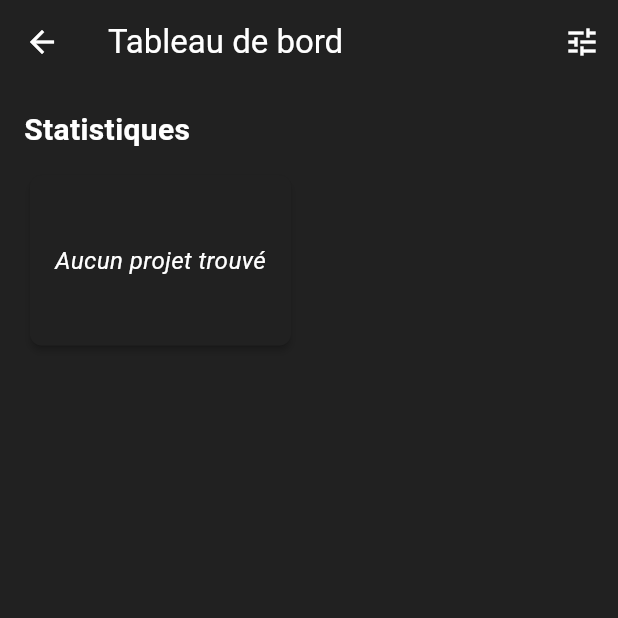
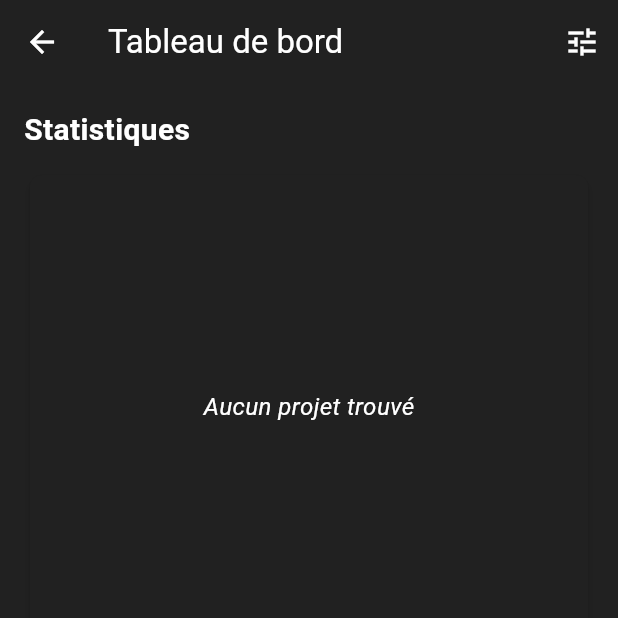
Before and after one commit to austinphillipps/tokan, a Flutter app: the DashboardScreen screen opened directly, on a phone screen of 412 x 824 dp, the top half of it. Run offline on Flutter 3.47's test engine with Material 3 defaults, Android fonts, the phone set to English and light mode, and no system bars; our stand-ins replace cloud_firestore, csv, emoji_picker_flutter, file_picker, firebase_auth, firebase_core and 7 more; accounts and stored records are empty.

Commit message:
Improve dashboard grid layout

```diff
--- a/lib/features/dashboard/views/dashboard_screen.dart
+++ b/lib/features/dashboard/views/dashboard_screen.dart
@@ -70,14 +70,28 @@ class _DashboardScreenState extends State<DashboardScreen> {
             if (statWidgets.isEmpty)
               const Center(child: Text('Aucun widget à afficher.'))
             else
-            // 2. Grille à 2 colonnes occupant toute la hauteur disponible
               Expanded(
-                child: GridView.count(
-                  crossAxisCount: 2,
+                child: LayoutBuilder(
+                  builder: (context, constraints) {
+                    int crossAxisCount;
+                    if (constraints.maxWidth < 600) {
+                      crossAxisCount = 1;
+                    } else if (constraints.maxWidth < 900) {
+                      crossAxisCount = 2;
+                    } else {
+                      crossAxisCount = 3;
+                    }
+
+                    return GridView.builder(
+                      gridDelegate: SliverGridDelegateWithFixedCrossAxisCount(
+                        crossAxisCount: crossAxisCount,
                         crossAxisSpacing: 16,
                         mainAxisSpacing: 16,
-                  childAspectRatio: 1.5,
-                  children: statWidgets.map((w) {
+                        childAspectRatio: 1.2,
+                      ),
+                      itemCount: statWidgets.length,
+                      itemBuilder: (context, index) {
+                        final w = statWidgets[index];
                         return Card(
                           elevation: 2,
                           shape: RoundedRectangleBorder(
@@ -88,7 +102,9 @@ class _DashboardScreenState extends State<DashboardScreen> {
                             child: w,
                           ),
                         );
-                  }).toList(),
+                      },
+                    );
+                  },
                 ),
               ),
           ],
--- a/lib/features/dashboard/widgets/project_progress_widget.dart
+++ b/lib/features/dashboard/widgets/project_progress_widget.dart
@@ -115,6 +115,8 @@ style: TextStyle(fontSize: 16, fontStyle: FontStyle.italic),
 return ListView.builder(
   padding: const EdgeInsets.symmetric(vertical: 8.0, horizontal: 12.0),
   itemCount: _projectsData.length,
+  shrinkWrap: true,
+  physics: const NeverScrollableScrollPhysics(),
   itemBuilder: (context, index) {
     final pd = _projectsData[index];
     return _buildProjectCard(pd, context);
```
Lines whose indentation alone changed are shown as unchanged.
